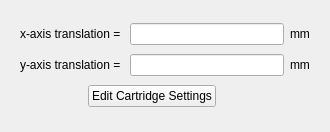
Before: the Qt Designer form nicos_ess/loki/gui/ui_files/sample_changers/thermo_cell_holder_settings.ui in jfkcooper/nicos, drawn with Qt 5.
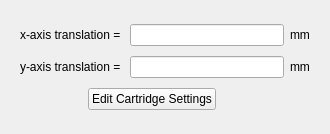
After: the same form once the commit is applied.

Commit message: Connect sub uis

Diff of the .ui file:
```diff
--- a/nicos_ess/loki/gui/ui_files/sample_changers/thermo_cell_holder_settings.ui
+++ b/nicos_ess/loki/gui/ui_files/sample_changers/thermo_cell_holder_settings.ui
@@ -7,7 +7,7 @@
     <x>0</x>
     <y>0</y>
     <width>330</width>
-    <height>132</height>
+    <height>134</height>
    </rect>
   </property>
   <property name="windowTitle">
```
Left out of the diff: 2 changed lines with no effect on the pictures. The commit also changes 3 other files.
